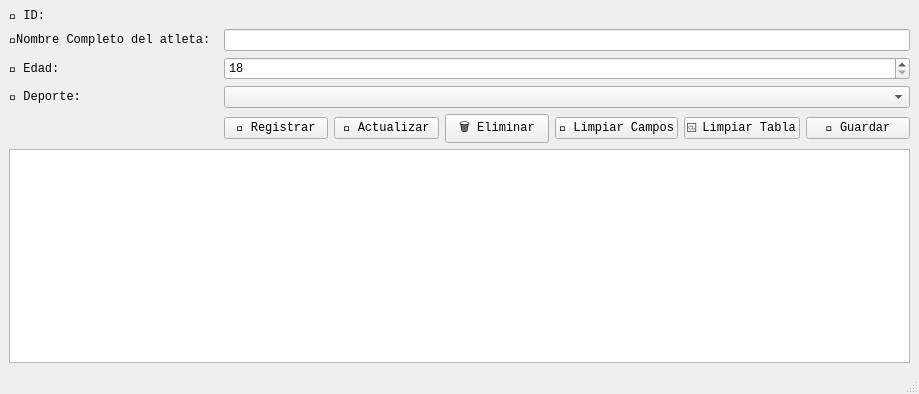
First picture: the form in mainwindow.ui, repository Carlitops13/Gestion_Atletas_Final, before the edit.
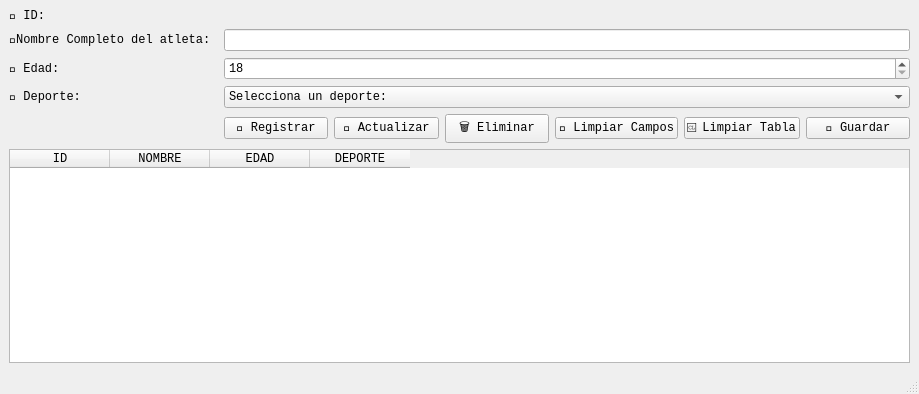
Second picture: the form after the edit.

Commit message: Correcion de actualizar y cargar atletas

Diff of the .ui file:
```diff
--- a/mainwindow.ui
+++ b/mainwindow.ui
@@ -23,7 +23,28 @@
     <item row="1" column="0">
      <layout class="QVBoxLayout" name="verticalLayout">
       <item>
-       <widget class="QTableWidget" name="tableWidget_atletas"/>
+       <widget class="QTableWidget" name="tableWidget_atletas">
+        <column>
+         <property name="text">
+          <string>ID</string>
+         </property>
+        </column>
+        <column>
+         <property name="text">
+          <string>NOMBRE</string>
+         </property>
+        </column>
+        <column>
+         <property name="text">
+          <string>EDAD</string>
+         </property>
+        </column>
+        <column>
+         <property name="text">
+          <string>DEPORTE</string>
+         </property>
+        </column>
+       </widget>
       </item>
      </layout>
     </item>
@@ -74,7 +95,7 @@
        <widget class="QComboBox" name="comboBox_deporte">
         <item>
          <property name="text">
-          <string/>
+          <string>Selecciona un deporte:</string>
          </property>
         </item>
         <item>
```
Left out of the diff: 2 changed lines with no effect on the pictures. The commit also changes 1 other file.
